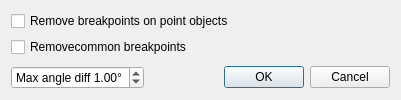
Above: breaksdialog.ui from Kuszki/EW-Database before the change. Below: the same form after it.
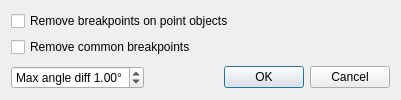
That is the form after the change.

The edit to the form file:
```diff
--- a/breaksdialog.ui
+++ b/breaksdialog.ui
@@ -24,7 +24,7 @@
    <item row="1" column="0">
     <widget class="QCheckBox" name="breakCheck">
      <property name="text">
-      <string>Removecommon breakpoints</string>
+      <string>Remove common breakpoints</string>
      </property>
     </widget>
    </item>
```
